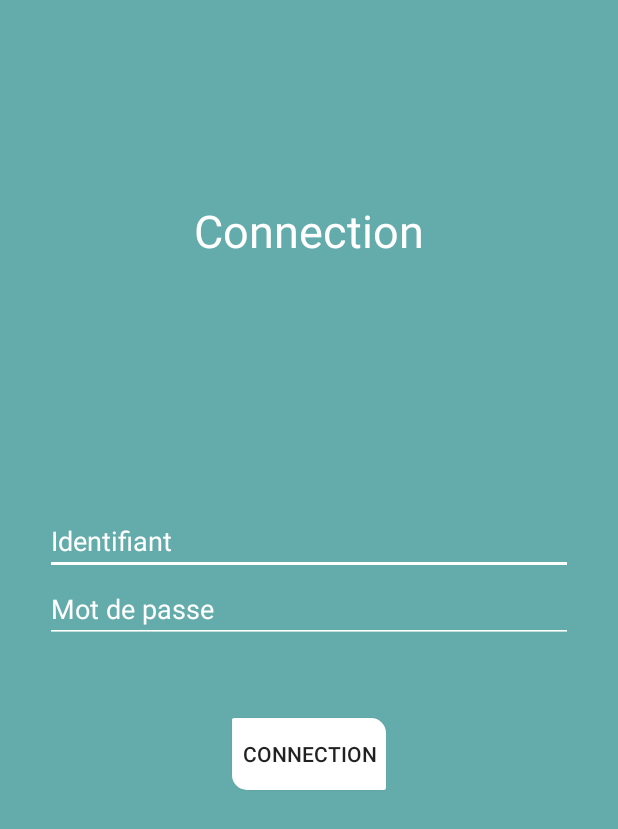
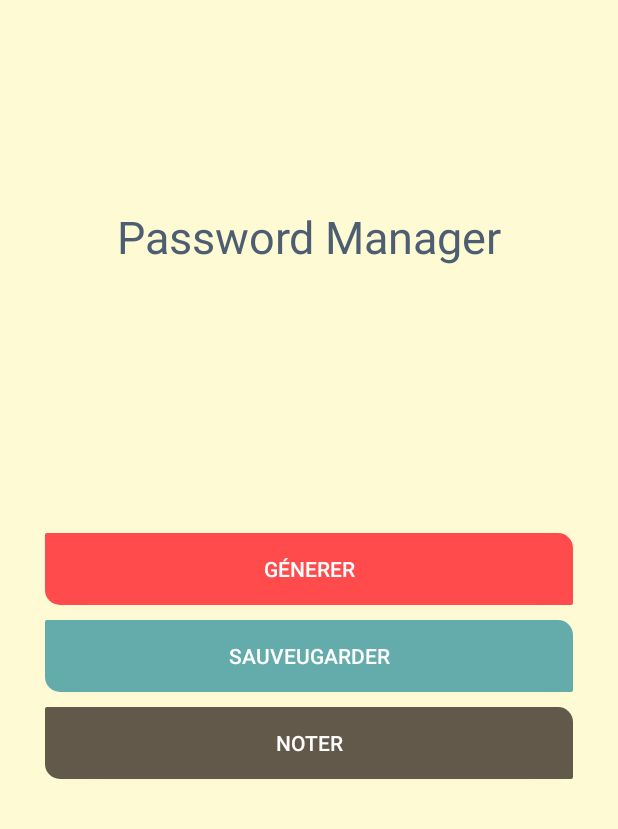
Before and after one commit to novenopatch/MyPasswordManager, an Android app: the screen it shows after launch (MainActivity), on a phone screen of 412 x 824 dp. Shown: the top 829 px of the screen. Run offline under Robolectric (Android 15) with nearby library versions, the phone set to English and light mode, and no system bars.

Commit message:
ajout du menu

```diff
--- a/app/src/main/AndroidManifest.xml
+++ b/app/src/main/AndroidManifest.xml
@@ -9,8 +9,6 @@
         android:roundIcon="@mipmap/ic_launcher_round"
         android:supportsRtl="true"
         android:theme="@style/AppTheme">
-        <activity android:name=".vue.AppBordActivity"></activity>
-        <activity android:name=".vue.ConnectActivity" />
         <activity android:name=".vue.MainActivity">
             <intent-filter>
                 <action android:name="android.intent.action.MAIN" />
@@ -18,6 +16,9 @@
                 <category android:name="android.intent.category.LAUNCHER" />
             </intent-filter>
         </activity>
+        <activity android:name=".vue.SaveActivity" />
+        <activity android:name=".vue.AppBordActivity" />
+        <activity android:name=".vue.ConnectActivity" />
     </application>
 
 </manifest>
--- a/app/src/main/java/jin/jerrykel/mypasswordmanager/vue/MainActivity.java
+++ b/app/src/main/java/jin/jerrykel/mypasswordmanager/vue/MainActivity.java
@@ -2,54 +2,13 @@ package jin.jerrykel.mypasswordmanager.vue;
 
 import androidx.appcompat.app.AppCompatActivity;
 
-import android.content.Intent;
 import android.os.Bundle;
-import android.view.View;
-import android.view.animation.AlphaAnimation;
-import android.view.animation.RotateAnimation;
-import android.view.animation.TranslateAnimation;
-import android.widget.Button;
-import android.widget.EditText;
 import jin.jerrykel.mypasswordmanager.R;
-import jin.jerrykel.mypasswordmanager.controleur.LoginControle;
+public class MainActivity extends AppCompatActivity {
 
-public class MainActivity extends AppCompatActivity {
-    private EditText editTextIdentifiant;
-    private EditText  editTextPassword;
-    private LoginControle loginControle;
     @Override
     protected void onCreate(Bundle savedInstanceState) {
         super.onCreate(savedInstanceState);
         setContentView(R.layout.activity_main);
-        initElement();
-    }
-    public void initElement(){
-        loginControle = LoginControle.getInstance();
-        editTextIdentifiant = findViewById(R.id.editTextIdentifiant);
-        editTextPassword = findViewById(R.id.editTextPassword);
-    }
-    public void ConnectionAction(View view){
-        Button btnconnect = findViewById(R.id.btnconnect);
-        if(!editTextIdentifiant.getText().toString().isEmpty() && !editTextPassword.getText().toString().isEmpty()){
-            if(loginControle.connectIdTest(editTextIdentifiant.getText().toString(),editTextPassword.getText().toString()) ){
-               Intent intent = new Intent(MainActivity.this, AppBordActivity.class);
-                //Intent intent = new Intent(MainActivity.this, ConnectActivity.class);
-                //intent.setFlags(Intent.FLAG_ACTIVITY_NEW_TASK | Intent.FLAG_ACTIVITY_CLEAR_TASK);
-                startActivity(intent);
-                overridePendingTransition(R.anim.slide_in,R.anim.slide_out);
-            }
-        }
-        AlphaAnimation alphaAnimation = new AlphaAnimation(0f, 1f);
-        alphaAnimation.setDuration(500);
-       // btnconnect.startAnimation(alphaAnimation);
-        RotateAnimation rotateAnimation = new RotateAnimation(0,360);
-        rotateAnimation.setDuration(500);
-       // btnconnect.startAnimation(rotateAnimation);
-
-        TranslateAnimation translateAnimation = new  TranslateAnimation(0,100,0,0);
-        translateAnimation.setDuration(500);
-        // btnconnect.startAnimation(translateAnimation);
-
-
     }
 }
--- /dev/null
+++ b/app/src/main/res/drawable/custom_btn1.xml
@@ -0,0 +1,20 @@
+<?xml version="1.0" encoding="utf-8"?>
+<shape xmlns:android="http://schemas.android.com/apk/res/android"
+    android:shape="rectangle">
+    <solid
+        android:color="#ff4b4c"/>
+    <corners
+        android:topRightRadius="10dp"
+        android:bottomLeftRadius="10dp"
+        android:bottomRightRadius="1dp"
+        android:topLeftRadius="1dp"
+
+        />
+    <padding
+        android:bottom="7dp"
+        android:left="7dp"
+        android:right="7dp"
+        android:top="7dp"
+        />
+
+</shape>
--- /dev/null
+++ b/app/src/main/res/drawable/custom_btn2.xml
@@ -0,0 +1,20 @@
+<?xml version="1.0" encoding="utf-8"?>
+<shape xmlns:android="http://schemas.android.com/apk/res/android"
+    android:shape="rectangle">
+    <solid
+        android:color="#64acab"/>
+    <corners
+        android:topRightRadius="10dp"
+        android:bottomLeftRadius="10dp"
+        android:bottomRightRadius="1dp"
+        android:topLeftRadius="1dp"
+
+        />
+    <padding
+        android:bottom="7dp"
+        android:left="7dp"
+        android:right="7dp"
+        android:top="7dp"
+        />
+
+</shape>
--- /dev/null
+++ b/app/src/main/res/drawable/custom_btn3.xml
@@ -0,0 +1,20 @@
+<?xml version="1.0" encoding="utf-8"?>
+<shape xmlns:android="http://schemas.android.com/apk/res/android"
+    android:shape="rectangle">
+    <solid
+        android:color="#63594a"/>
+    <corners
+        android:topRightRadius="10dp"
+        android:bottomLeftRadius="10dp"
+        android:bottomRightRadius="1dp"
+        android:topLeftRadius="1dp"
+
+        />
+    <padding
+        android:bottom="7dp"
+        android:left="7dp"
+        android:right="7dp"
+        android:top="7dp"
+        />
+
+</shape>
--- a/app/src/main/res/layout/activity_main.xml
+++ b/app/src/main/res/layout/activity_main.xml
@@ -5,9 +5,8 @@
     android:layout_width="match_parent"
     android:layout_height="match_parent"
     android:orientation="vertical"
-    android:background="#64acab"
+    android:background="#FeFAD4"
     tools:context=".vue.MainActivity">
-
     <RelativeLayout
         android:layout_width="match_parent"
         android:layout_height="wrap_content"
@@ -19,38 +18,46 @@
             android:layout_height="wrap_content"
             android:layout_centerInParent="true"
             android:gravity="center"
-           android:text="Connection"
+            android:text="Password Manager"
             android:textSize="30sp"
-           android:textColor="#fff"/>
+            android:textColor="#4D5E72"/>
     </RelativeLayout>
     <LinearLayout
         android:layout_width="match_parent"
         android:layout_height="wrap_content"
         android:layout_weight="0.5"
+        android:layout_marginTop="10dp"
         android:orientation="vertical"
         android:layout_margin="30sp">
-        <EditText
+        <Button
             android:id="@+id/editTextIdentifiant"
             android:layout_width="match_parent"
             android:layout_height="wrap_content"
-            android:hint="Identifiant"
-            android:inputType="textEmailAddress"/>
-        <EditText
+            android:layout_marginTop="10dp"
+            android:background="@drawable/custom_btn1"
+            android:text="Génerer"
+            android:gravity="center"
+            android:textColor="#fff"
+           />
+        <Button
             android:id="@+id/editTextPassword"
             android:layout_width="match_parent"
             android:layout_height="wrap_content"
-            android:hint="Mot de passe"
-            android:inputType="textPassword"/>
+            android:layout_marginTop="10dp"
+            android:background="@drawable/custom_btn2"
+            android:text="Sauveugarder"
+            android:gravity="center"
+            android:textColor="#fff"
+           />
         <Button
             android:id="@+id/btnconnect"
-            android:layout_width="wrap_content"
+            android:layout_width="match_parent"
             android:layout_height="wrap_content"
-            android:layout_marginTop="50dp"
-            android:text="Connection"
-            android:layout_gravity="center_horizontal"
+            android:layout_marginTop="10dp"
+            android:background="@drawable/custom_btn3"
+            android:text="Noter"
             android:gravity="center"
-            android:background="@drawable/custom_btn_connect"
-            android:onClick="ConnectionAction"
+            android:textColor="#fff"
             />
 
     </LinearLayout>
--- a/app/src/main/res/values/strings.xml
+++ b/app/src/main/res/values/strings.xml
@@ -1,3 +1,3 @@
 <resources>
-    <string name="app_name">My Password Manager</string>
+    <string name="app_name">Password Manager+</string>
 </resources>
```
Also changed, not shown: app/src/main/java/jin/jerrykel/mypasswordmanager/vue/SaveActivity.java (added, +55 -0 lines), app/src/main/res/layout/activity_save.xml (added, +59 -0 lines). Lines whose indentation alone changed are shown as unchanged.
